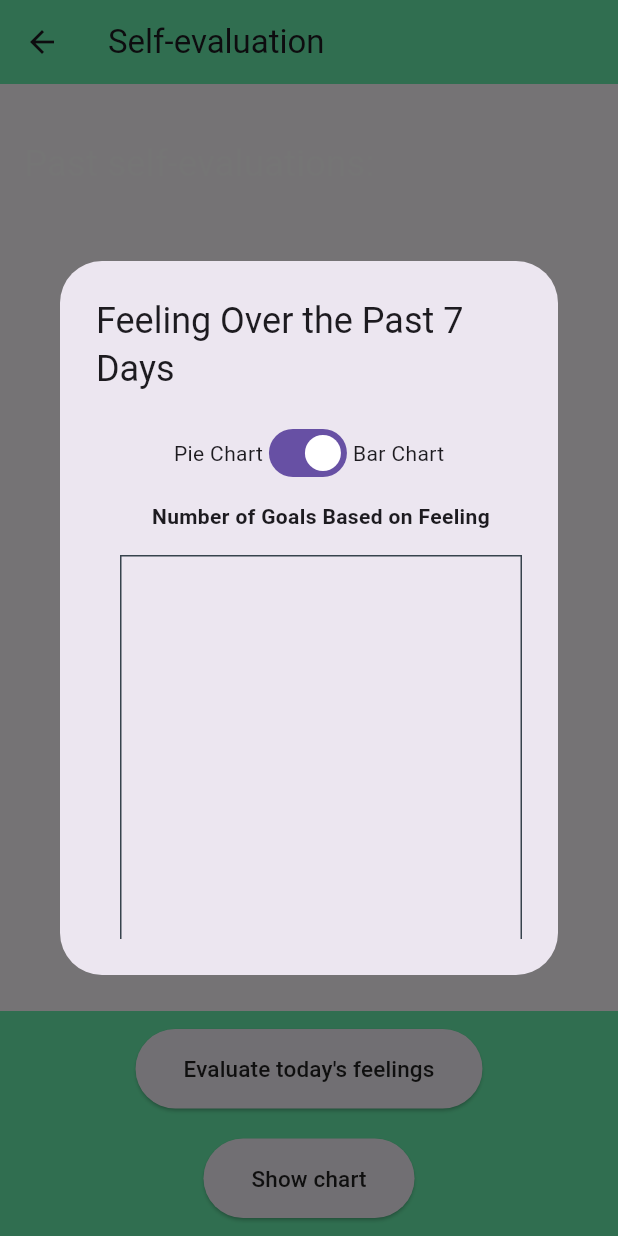
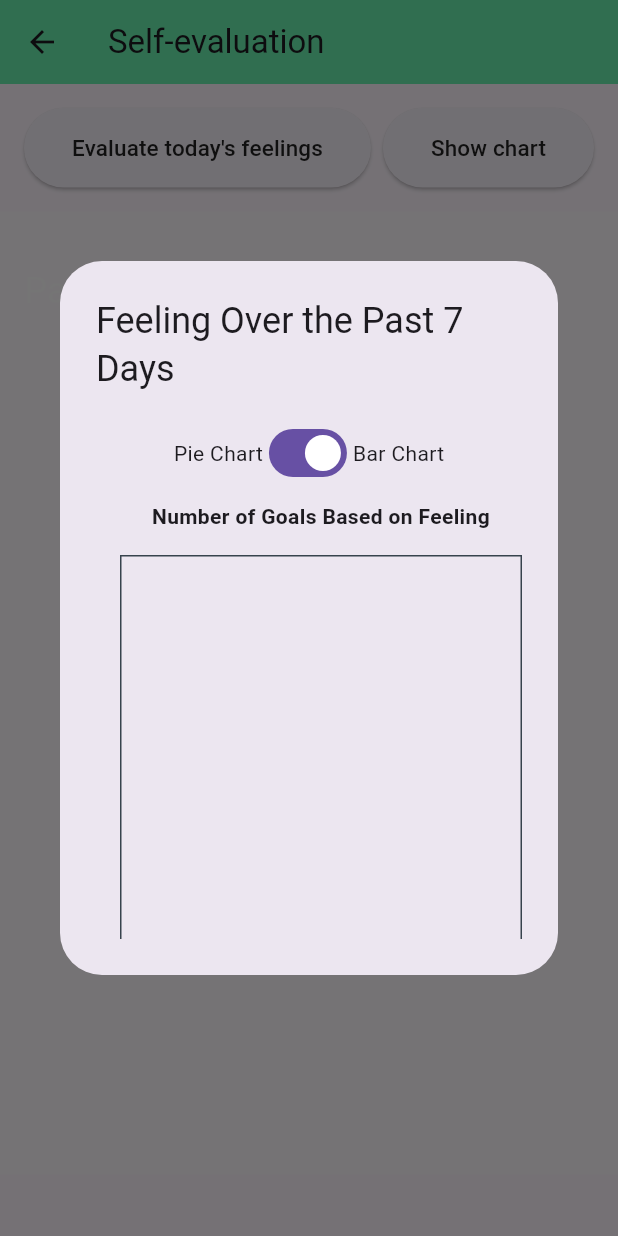
Before and after one commit to DamjanVincic/gdsc-solution-challenge, a Flutter app: the SelfExaminationListScreen screen opened directly, after a tap on "Show chart", on a phone screen of 412 x 824 dp. Run offline on Flutter 3.47's test engine with Material 3 defaults, Android fonts, the phone set to English and light mode, and no system bars; drawn by our look-alikes of fl_chart; our stand-ins replace flutter_local_notifications, google_maps_flutter, location, permission_handler, share, shared_preferences and 2 more; missing offline and left inert: flutter_config; accounts and stored records are empty; network calls fail.

Commit message:
Reorganized evaluation screen

```diff
--- a/lib/src/screens/self_examination_list_screen.dart
+++ b/lib/src/screens/self_examination_list_screen.dart
@@ -104,8 +104,61 @@ class _SelfExaminationListScreenState extends State<SelfExaminationListScreen> {
     return Scaffold(
       appBar: AppBar(
         title: const Text('Self-evaluation'),
-            backgroundColor: Colors.greenAccent),
-        body: SingleChildScrollView(
+        backgroundColor: Colors.greenAccent,
+      ),
+      body: Column(
+        crossAxisAlignment: CrossAxisAlignment.start,
+        children: [
+          Padding(
+            padding: const EdgeInsets.all(16.0),
+            child: Row(
+              mainAxisAlignment: MainAxisAlignment.spaceBetween,
+              children: [
+                ElevatedButton(
+                  onPressed: () async {
+                    // Pass the list to the input screen
+                    await Navigator.push(
+                      context,
+                      MaterialPageRoute(
+                        builder: (context) => SelfExaminationInputScreen(
+                          onDataChanged: saveData,
+                          existingItems: items,
+                        ),
+                      ),
+                    );
+
+                    // Reload the data after returning from the input screen
+                    await loadData();
+                    setState(() {});
+
+                    // Save the updated list to shared preferences
+                    await saveData();
+                  },
+                  style: ElevatedButton.styleFrom(
+                    padding: const EdgeInsets.symmetric(
+                        vertical: 16, horizontal: 32),
+                  ),
+                  child: const Text(
+                    "Evaluate today's feelings",
+                    style: TextStyle(fontSize: 15, color: Colors.black87),
+                  ),
+                ),
+                ElevatedButton(
+                  onPressed: showChartDialog,
+                  style: ElevatedButton.styleFrom(
+                    padding: const EdgeInsets.symmetric(
+                        vertical: 16, horizontal: 32),
+                  ),
+                  child: const Text(
+                    'Show chart',
+                    style: TextStyle(fontSize: 15, color: Colors.black87),
+                  ),
+                ),
+              ],
+            ),
+          ),
+          Expanded(
+            child: SingleChildScrollView(
               child: Container(
                 color: Colors.white38,
                 child: Padding(
@@ -113,10 +166,11 @@ class _SelfExaminationListScreenState extends State<SelfExaminationListScreen> {
                   child: Column(
                     crossAxisAlignment: CrossAxisAlignment.start,
                     children: [
-
                       const SizedBox(height: 20),
-                  const Text('Past self-evaluations: ',
-                      style: TextStyle(color: Colors.white70, fontSize: 24)),
+                      const Text(
+                        'Past self-evaluations: ',
+                        style: TextStyle(color: Colors.white70, fontSize: 24),
+                      ),
                       SizedBox(
                         height: MediaQuery.of(context).size.height * 0.675,
                         child: ListView.builder(
@@ -133,25 +187,27 @@ class _SelfExaminationListScreenState extends State<SelfExaminationListScreen> {
                               child: ListTile(
                                 title: Text(
                                   'Feeling: ${examinationItem.feeling}/10',
-                                style: const TextStyle(color: Colors.black87)),
+                                  style: const TextStyle(color: Colors.black87),
+                                ),
                                 subtitle: Column(
                                   crossAxisAlignment: CrossAxisAlignment.start,
                                   children: [
-                                Text('Goal: ${examinationItem.goals}',
-                                    style:
-                                        const TextStyle(color: Colors.black87)),
+                                    Text(
+                                      'Goal: ${examinationItem.goals}',
+                                      style: const TextStyle(color: Colors.black87),
+                                    ),
                                     Text(
                                       'Work-related achievement: ${examinationItem.work}',
-                                    style:
-                                        const TextStyle(color: Colors.black87)),
-                                Text('Date: ${examinationItem.date}',
-                                    style:
-                                        const TextStyle(color: Colors.black87)),
+                                      style: const TextStyle(color: Colors.black87),
+                                    ),
+                                    Text(
+                                      'Date: ${examinationItem.date}',
+                                      style: const TextStyle(color: Colors.black87),
+                                    ),
                                   ],
                                 ),
                                 trailing: IconButton(
-                              icon: const Icon(Icons.share,
-                                  color: Colors.black87),
+                                  icon: const Icon(Icons.share, color: Colors.black87),
                                   onPressed: () => shareItem(examinationItem),
                                 ),
                               ),
@@ -164,68 +220,9 @@ class _SelfExaminationListScreenState extends State<SelfExaminationListScreen> {
                 ),
               ),
             ),
-      bottomNavigationBar: BottomAppBar(
-        //hasNotch: true,
-        color: Colors.greenAccent,
-        height: 150,
-        child: Center(
-          child: Column(
-              mainAxisSize: MainAxisSize.max,
-              mainAxisAlignment: MainAxisAlignment.spaceBetween,
-              crossAxisAlignment: CrossAxisAlignment.center,
-              children: [
-                Center(
-                  child: Column(
-                    children: [
-                      Center(
-                        child: Center(
-                          child: ElevatedButton(
-                            onPressed: () async {
-                              // Pass the list to the input screen
-                              await Navigator.push(
-                                context,
-                                MaterialPageRoute(
-                                  builder: (context) =>
-                                      SelfExaminationInputScreen(
-                                        onDataChanged: saveData,
-                                        existingItems: items,
           ),
-                                ),
-                              );
-
-                              // Reload the data after returning from the input screen
-                              await loadData();
-                              setState(() {});
-
-                              // Save the updated list to shared preferences
-                              await saveData();
-                            },
-                            style: ElevatedButton.styleFrom(
-                              padding: const EdgeInsets.symmetric(
-                                  vertical: 16,
-                                  horizontal: 32), // Adjust padding as needed
-                            ),
-                            child: const Text("Evaluate today's feelings",
-                              style: TextStyle(fontSize: 15, color: Colors.black87,),),
-                          ),
-                        ),
-                      ),
-                      const SizedBox(height: 20),
-                      ElevatedButton(
-                          onPressed: showChartDialog,
-                          style: ElevatedButton.styleFrom(
-                            padding: const EdgeInsets.symmetric(
-                                vertical: 16,
-                                horizontal: 32), // Adjust padding as needed
-                          ),
-                          child: const Text('Show chart',style: TextStyle(fontSize:15, color: Colors.black87,),)),
         ],
-                  ),
-                ),
-              ]
-          ),
-        ),
-      ),
+      )
     );
   }
 
```
Lines whose indentation alone changed are shown as unchanged.
